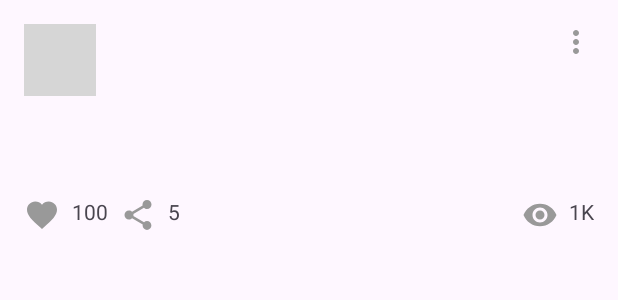
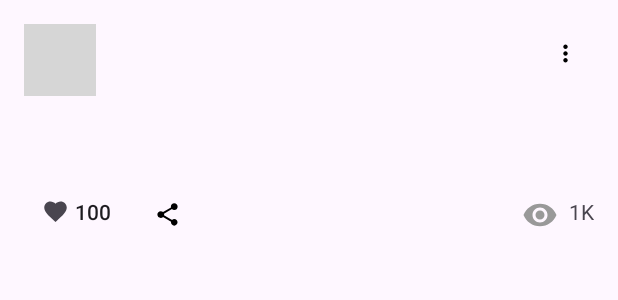
Before and after one commit to KirillFreze/NMedia, an Android app: the layout card_post.xml on its own in the app's theme, with its tools: preview values and no code run, on a phone screen of 412 x 824 dp. Shown: the top 300 px of the screen. Run offline under Robolectric (Android 15) with nearby library versions, the phone set to English and light mode, and no system bars; grey boxes are pictures that could not be loaded.

```diff
--- a/app/src/main/java/ru/netology/nmedianew/MainActivity.kt
+++ b/app/src/main/java/ru/netology/nmedianew/MainActivity.kt
@@ -34,6 +34,8 @@ class MainActivity : AppCompatActivity() {
             override fun onEdit(post: Post) {
                 viewModel.edit(post)
             }
+
+
         })
         binding.list.adapter = adapter
         viewModel.data.observe(this) { posts ->
--- a/app/src/main/java/ru/netology/nmedianew/repository/PostRepository.kt
+++ b/app/src/main/java/ru/netology/nmedianew/repository/PostRepository.kt
@@ -12,4 +12,5 @@ interface PostRepository {
     fun save(post: Post)
 
 
+
 }
--- a/app/src/main/java/ru/netology/nmedianew/viewmodel/PostViewModel.kt
+++ b/app/src/main/java/ru/netology/nmedianew/viewmodel/PostViewModel.kt
@@ -38,4 +38,5 @@ class PostViewModel: ViewModel() {
 
     }
 
+
 }
--- /dev/null
+++ b/app/src/main/res/color/like_selector.xml
@@ -0,0 +1,5 @@
+<?xml version="1.0" encoding="utf-8"?>
+<selector xmlns:android="http://schemas.android.com/apk/res/android">
+    <item android:color="#F00" android:state_checked="true"/>
+    <item android:color="?attr/colorControlNormal"/>
+</selector>
--- /dev/null
+++ b/app/src/main/res/drawable/ic_like_selector.xml
@@ -0,0 +1,7 @@
+<?xml version="1.0" encoding="utf-8"?>
+<selector xmlns:android="http://schemas.android.com/apk/res/android">
+    <item android:drawable="@drawable/baseline_favorite_24_red"
+        android:state_checked="true"/>
+    <item android:drawable="@drawable/ic_baseline_favorite_24"
+        android:state_checked="false"/>
+</selector>
--- a/app/src/main/res/layout/card_post.xml
+++ b/app/src/main/res/layout/card_post.xml
@@ -1,6 +1,5 @@
 <?xml version="1.0" encoding="utf-8"?>
-<androidx.constraintlayout.widget.ConstraintLayout
-    xmlns:android="http://schemas.android.com/apk/res/android"
+<androidx.constraintlayout.widget.ConstraintLayout xmlns:android="http://schemas.android.com/apk/res/android"
     xmlns:app="http://schemas.android.com/apk/res-auto"
     xmlns:tools="http://schemas.android.com/tools"
     android:layout_width="match_parent"
@@ -12,9 +11,9 @@
         android:layout_width="@dimen/posts_avatar_size"
         android:layout_height="@dimen/posts_avatar_size"
         android:layout_marginBottom="@dimen/common_spacing"
-        app:layout_constraintTop_toTopOf="parent"
         app:layout_constraintBottom_toBottomOf="@id/barrier"
         app:layout_constraintStart_toStartOf="parent"
+        app:layout_constraintTop_toTopOf="parent"
         tools:srcCompat="@sample/posts.json/data/authorAvatar" />
 
     <TextView
@@ -25,10 +24,10 @@
         android:layout_marginEnd="@dimen/common_spacing"
         android:ellipsize="end"
         android:singleLine="true"
-        app:layout_constraintTop_toTopOf="parent"
         app:layout_constraintBottom_toTopOf="@+id/published"
         app:layout_constraintEnd_toStartOf="@id/menu"
         app:layout_constraintStart_toEndOf="@id/avatar"
+        app:layout_constraintTop_toTopOf="parent"
         app:layout_constraintVertical_chainStyle="packed"
         tools:text="@sample/posts.json/data/author" />
 
@@ -39,29 +38,29 @@
         android:layout_marginStart="@dimen/common_spacing"
         android:layout_marginEnd="@dimen/common_spacing"
         android:layout_marginBottom="@dimen/common_spacing"
-        app:layout_constraintTop_toBottomOf="@id/author"
         app:layout_constraintBottom_toBottomOf="@id/barrier"
         app:layout_constraintEnd_toStartOf="@id/menu"
         app:layout_constraintStart_toEndOf="@id/avatar"
+        app:layout_constraintTop_toBottomOf="@id/author"
         tools:text="@sample/posts.json/data/published" />
 
-    <ImageButton
+    <com.google.android.material.button.MaterialButton
         android:id="@+id/menu"
-        android:layout_width="wrap_content"
-        android:layout_height="wrap_content"
+        android:layout_width="40dp"
+        android:layout_height="40dp"
         android:layout_marginBottom="@dimen/common_spacing"
+        style="@style/Widget.AppTheme.ShareButton"
         android:background="@android:color/transparent"
         app:layout_constraintEnd_toEndOf="parent"
         app:layout_constraintTop_toTopOf="parent"
-        app:srcCompat="@drawable/ic_baseline_more_vert_24" />
+        app:icon="@drawable/ic_baseline_more_vert_24" />
 
     <androidx.constraintlayout.widget.Barrier
         android:id="@+id/barrier"
         android:layout_width="wrap_content"
         android:layout_height="wrap_content"
         app:barrierDirection="bottom"
-        app:constraint_referenced_ids="avatar,published,menu"
-        />
+        app:constraint_referenced_ids="avatar,published,menu" />
 
     <TextView
         android:id="@+id/content"
@@ -73,43 +72,43 @@
         app:layout_constraintStart_toStartOf="parent"
         app:layout_constraintTop_toBottomOf="@id/barrier"
         tools:text="@sample/posts.json/data/content" />
-    <ImageButton
+
+    <com.google.android.material.button.MaterialButton
         android:id="@+id/like"
+        style="@style/Widget.AppTheme.LikeButton"
         android:layout_width="wrap_content"
         android:layout_height="wrap_content"
+        android:minHeight="0dp"
+        android:insetTop="0dp"
+        android:insetBottom="0dp"
+        android:insetLeft="0dp"
+        android:insetRight="0dp"
+        android:paddingBottom="0dp"
+        android:paddingTop="0dp"
         android:layout_marginTop="@dimen/common_spacing"
-        android:background="@android:color/transparent"
+        android:checkable="true"
+        app:icon ="@drawable/ic_like_selector"
         app:layout_constraintStart_toStartOf="parent"
         app:layout_constraintTop_toBottomOf="@id/content"
-        app:srcCompat="@drawable/ic_baseline_favorite_24" />
-    <TextView
-        android:id="@+id/likeCount"
-        android:layout_width="wrap_content"
-        android:layout_height="wrap_content"
-        android:layout_marginTop="@dimen/common_spacing"
-        android:layout_marginStart="@dimen/common_spasing32"
-        app:layout_constraintTop_toBottomOf="@id/content"
-        app:layout_constraintStart_toStartOf="@id/like"
-        tools:text="100" />
-    <ImageButton
+        tools:text="100"
+        />
+
+
+
+
+    <com.google.android.material.button.MaterialButton
         android:id="@+id/share"
         android:layout_width="wrap_content"
         android:layout_height="wrap_content"
+        style="@style/Widget.AppTheme.ShareButton"
         android:background="@android:color/transparent"
-        android:layout_marginTop="@dimen/common_spacing"
-        android:layout_marginStart="@dimen/common_spasing32"
-        app:layout_constraintStart_toStartOf="@id/likeCount"
+        android:layout_marginTop="4dp"
+        app:layout_constraintStart_toEndOf="@id/like"
         app:layout_constraintTop_toBottomOf="@id/content"
-        app:srcCompat="@drawable/ic_baseline_share_24" />
-    <TextView
-        android:id="@+id/shareCount"
-        android:layout_width="wrap_content"
-        android:layout_height="wrap_content"
-        android:layout_marginTop="@dimen/common_spacing"
-        android:layout_marginStart="@dimen/common_spasing32"
-        app:layout_constraintStart_toStartOf="@id/share"
-        app:layout_constraintTop_toBottomOf="@id/content"
-        tools:text="5" />
+        app:icon="@drawable/ic_baseline_share_24" />
+
+
+
     <TextView
         android:id="@+id/eyeCount"
         android:layout_width="wrap_content"
@@ -118,6 +117,7 @@
         app:layout_constraintEnd_toEndOf="parent"
         app:layout_constraintTop_toBottomOf="@id/content"
         tools:text="1K" />
+
     <ImageView
         android:id="@+id/eye"
         android:layout_width="wrap_content"
--- /dev/null
+++ b/app/src/main/res/values/styles.xml
@@ -0,0 +1,14 @@
+<?xml version="1.0" encoding="utf-8"?>
+<resources>
+
+    <style name="Widget.AppTheme.LikeButton" parent="Widget.Material3.Button.TextButton.Icon">
+        <item name="iconTint">@color/like_selector</item>
+        <item name="android:minWidth">0dp</item>
+
+    </style>
+    <style name="Widget.AppTheme.ShareButton" parent="Widget.Material3.Button.TextButton.Icon">
+        <item name="iconTint">#000000</item>
+
+
+    </style>
+</resources>
```
Also changed, not shown: app/src/main/java/ru/netology/nmedianew/adapter/PostsAdapter.kt (+12 -8 lines), app/src/main/java/ru/netology/nmedianew/repository/PostrepositoryInMemoryImpl.kt (+6 -1 lines), app/src/main/res/layout/activity_main.xml (+28 -28 lines).
